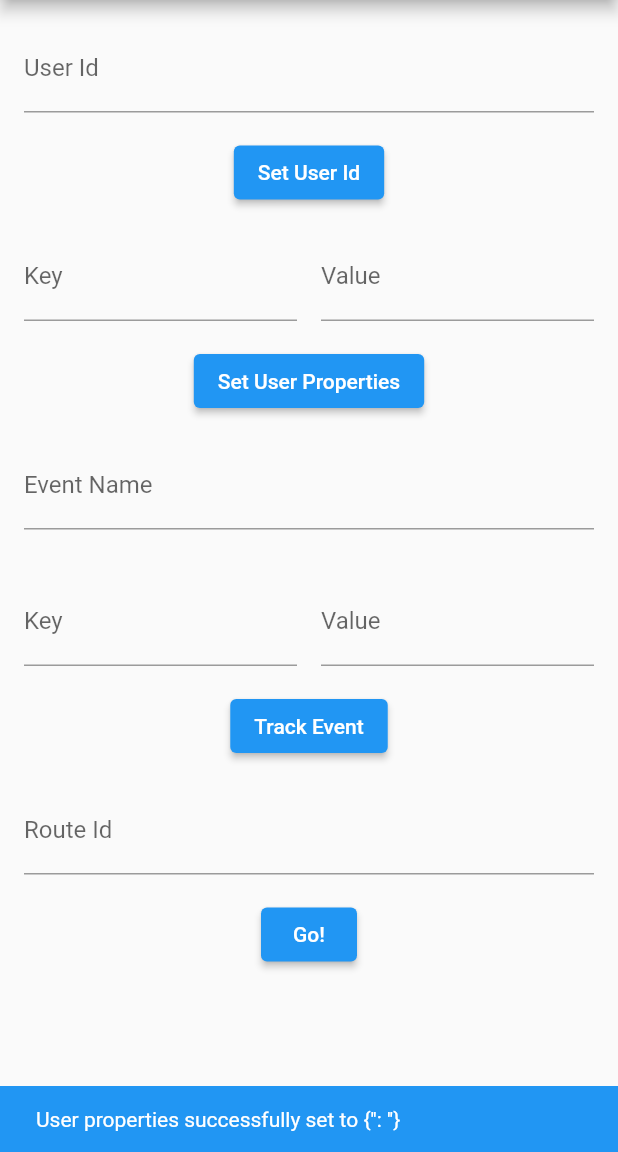
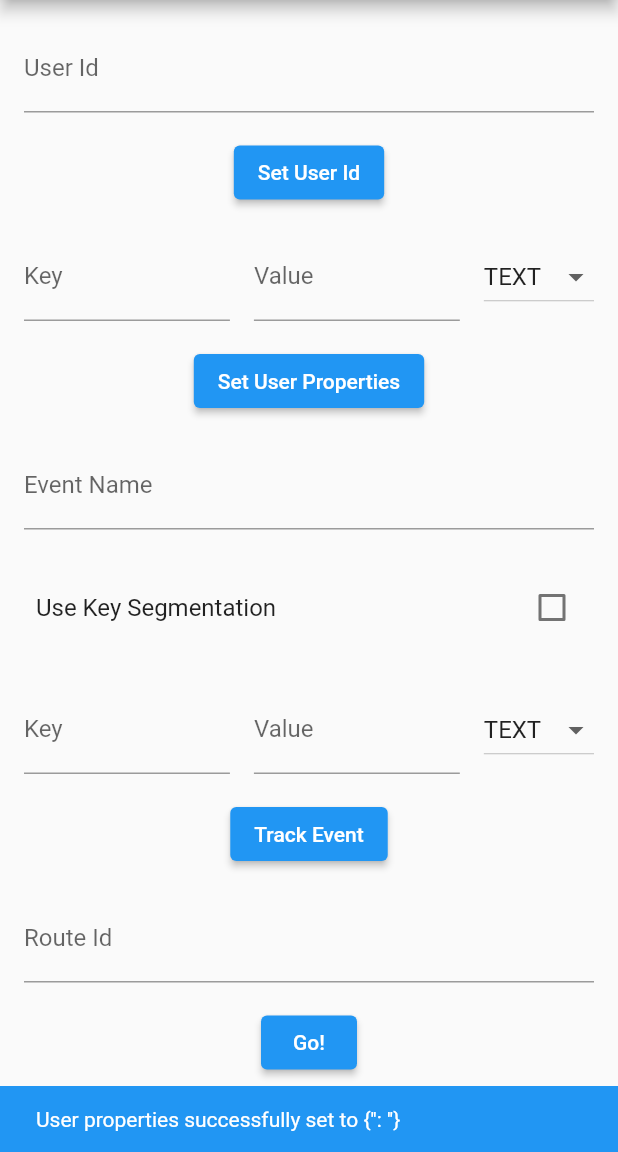
Before and after one commit to team-michael/notifly_flutter, a Flutter app: the screen it shows after launch, after a tap on "Set User Properties", on a phone screen of 412 x 824 dp, the part 84-1236 px from its top. Run offline on Flutter 3.47's test engine with Material 2 defaults, Android fonts, the phone set to English and light mode, and no system bars; our stand-ins replace firebase_core, firebase_messaging, flutter_dotenv, go_router, logger and 2 more; missing offline and left inert: dart:ffi; accounts and stored records are empty.

Commit message:
Version bumped to 1.1.7

```diff
--- a/notifly_flutter/example/lib/main.dart
+++ b/notifly_flutter/example/lib/main.dart
@@ -6,9 +6,9 @@ import 'package:flutter_dotenv/flutter_dotenv.dart';
 import 'package:go_router/go_router.dart';
 import 'package:notifly_flutter/notifly_flutter.dart';
 import 'package:notifly_flutter_example/firebase_options.dart';
+import 'package:notifly_flutter_example/src/DetailPage.dart';
+import 'package:notifly_flutter_example/src/HomePage.dart';
 import 'package:uni_links/uni_links.dart';
-import 'package:notifly_flutter_example/src/HomePage.dart';
-import 'package:notifly_flutter_example/src/DetailPage.dart';
 
 @pragma('vm:entry-point')
 Future<void> _firebaseMessagingBackgroundHandler(RemoteMessage message) async {
@@ -139,7 +139,7 @@ class DeeplinkHandler {
 
   // Example: pushnotiflyflutter://navigation?routeId=123
   void handleLink(Uri link) {
-    print("🔥 opened with URL ${link.toString()}");
+    print('🔥 opened with URL ${link.toString()}');
     final scheme = link.scheme;
     final host = link.host;
     final queryParameters = link.queryParameters;
--- a/notifly_flutter/example/lib/src/HomePage.dart
+++ b/notifly_flutter/example/lib/src/HomePage.dart
@@ -1,9 +1,10 @@
+import 'dart:ffi';
 import 'package:flutter/material.dart';
 import 'package:notifly_flutter/notifly_flutter.dart';
 import 'package:go_router/go_router.dart';
 
 class HomePage extends StatefulWidget {
-  const HomePage({super.key});
+  const HomePage({Key? key}) : super(key: key);
 
   @override
   _HomePageState createState() => _HomePageState();
@@ -23,6 +24,27 @@ class _HomePageState extends State<HomePage> {
   final TextEditingController _eventParamsValueInputController =
       TextEditingController();
   final TextEditingController _routeIdInputController = TextEditingController();
+
+  final List<String> _valueTypes = ['TEXT', 'INT', 'BOOL', 'ARRAY'];
+  String? _selectedValueType;
+  bool _useSegmentationKey = false;
+
+  Object _castValue(String value, String? type) {
+    switch (type) {
+      case null:
+        return value; // Default to TEXT
+      case 'TEXT':
+        return value;
+      case 'INT':
+        return int.parse(value);
+      case 'BOOL':
+        return value.toLowerCase() == 'true';
+      case 'ARRAY':
+        return value.split(',');
+      default:
+        throw ArgumentError('Invalid type: $type');
+    }
+  }
 
   @override
   Widget build(BuildContext context) {
@@ -52,6 +74,11 @@ class _HomePageState extends State<HomePage> {
                   onPressed: () async {
                     try {
                       final userIdInput = _userIdTextInputController.text;
+                      if (userIdInput.isEmpty) {
+                        await NotiflyPlugin.setUserId(null);
+                        _showMessage('User Id successfully unset');
+                        return;
+                      }
                       await NotiflyPlugin.setUserId(userIdInput);
                       _showMessage('User Id successfully set to $userIdInput');
                     } catch (error) {
@@ -82,6 +109,21 @@ class _HomePageState extends State<HomePage> {
                           ),
                         ),
                       ),
+                      const SizedBox(width: 16),
+                      DropdownButton<String>(
+                        value: _selectedValueType ?? _valueTypes[0],
+                        onChanged: (String? newValue) {
+                          setState(() {
+                            _selectedValueType = newValue;
+                          });
+                        },
+                        items: _valueTypes.map((String value) {
+                          return DropdownMenuItem<String>(
+                            value: value,
+                            child: Text(value),
+                          );
+                        }).toList(),
+                      ),
                     ],
                   ),
                 ),
@@ -90,7 +132,8 @@ class _HomePageState extends State<HomePage> {
                     try {
                       final key = _userPropertiesKeyInputController.text;
                       final value = _userPropertiesValueInputController.text;
-                      await NotiflyPlugin.setUserProperties({key: value});
+                      final castedValue = _castValue(value, _selectedValueType);
+                      await NotiflyPlugin.setUserProperties({key: castedValue});
                       _showMessage(
                         "User properties successfully set to {'$key': '$value'}",
                       );
@@ -107,6 +150,21 @@ class _HomePageState extends State<HomePage> {
                     decoration: const InputDecoration(
                       labelText: 'Event Name',
                     ),
+                  ),
+                ),
+                Padding(
+                  padding: const EdgeInsets.all(8),
+                  child: CheckboxListTile(
+                    title: const Text(
+                      'Use Key Segmentation',
+                      style: TextStyle(fontSize: 16),
+                    ),
+                    value: _useSegmentationKey,
+                    onChanged: (bool? newValue) {
+                      setState(() {
+                        _useSegmentationKey = newValue ?? false;
+                      });
+                    },
                   ),
                 ),
                 Padding(
@@ -131,6 +189,21 @@ class _HomePageState extends State<HomePage> {
                           ),
                         ),
                       ),
+                      const SizedBox(width: 16),
+                      DropdownButton<String>(
+                        value: _selectedValueType ?? _valueTypes[0],
+                        onChanged: (String? newValue) {
+                          setState(() {
+                            _selectedValueType = newValue;
+                          });
+                        },
+                        items: _valueTypes.map((String value) {
+                          return DropdownMenuItem<String>(
+                            value: value,
+                            child: Text(value),
+                          );
+                        }).toList(),
+                      ),
                     ],
                   ),
                 ),
@@ -144,10 +217,13 @@ class _HomePageState extends State<HomePage> {
                       if (key.isEmpty || value.isEmpty) {
                         await NotiflyPlugin.trackEvent(eventName: eventName);
                       } else {
+                        final castedValue =
+                            _castValue(value, _selectedValueType);
                         await NotiflyPlugin.trackEvent(
                           eventName: eventName,
-                          eventParams: {key: value},
-                          segmentationEventParamKeys: <String>[key],
+                          eventParams: {key: castedValue},
+                          segmentationEventParamKeys:
+                              _useSegmentationKey ? [key] : null,
                         );
                       }
 
@@ -214,6 +290,7 @@ class _HomePageState extends State<HomePage> {
     _eventNameInputController.dispose();
     _eventParamsKeyInputController.dispose();
     _eventParamsValueInputController.dispose();
+    _routeIdInputController.dispose();
 
     super.dispose();
   }
```
Also changed, not shown: notifly_flutter/pubspec.yaml (+5 -8 lines), 2 other files.
